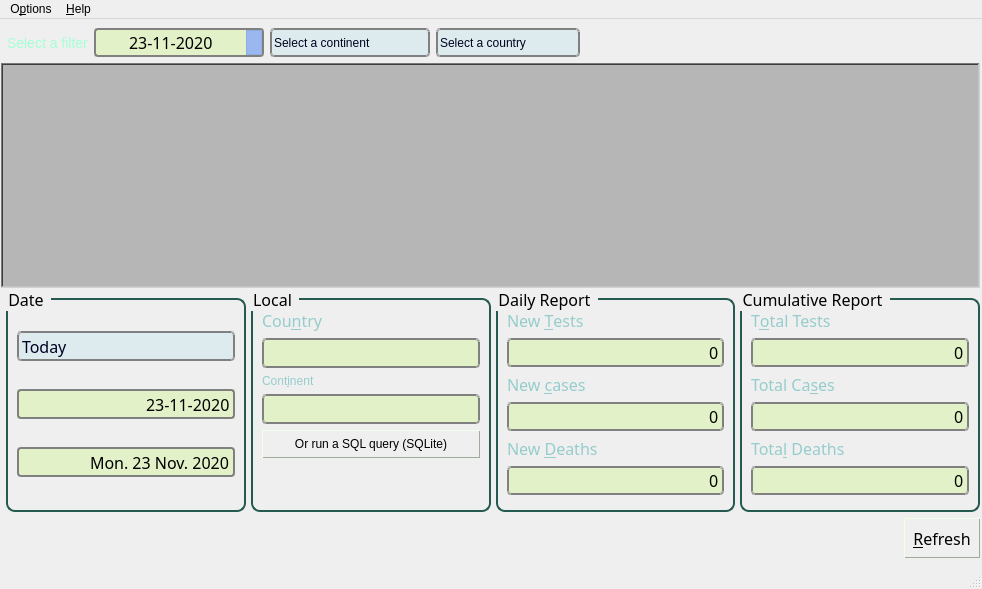
faouziMohamed/covid-data, file assets/mainwindow.ui: the form before one commit.
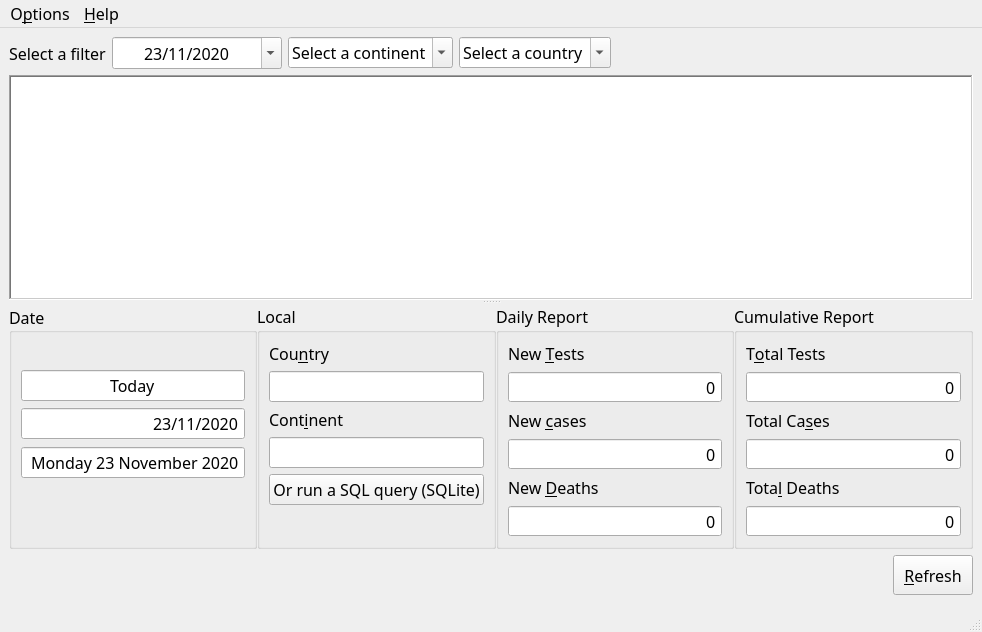
The form after the commit. Icons and pictures are not drawn.

Commit message: Update button day_edit

Patch:
```diff
--- a/assets/mainwindow.ui
+++ b/assets/mainwindow.ui
@@ -77,8 +77,6 @@
             stop: 0.5 #FFFFFF);
 }
 
-
-
 QComboBox {
     combobox-popup: 0;
     color: rgb(0, 2, 33);
@@ -87,7 +85,7 @@
 
 QComboBox QAbstractItemView {
     border: 1px solid rgb(147, 149, 148);
-    border-radius: 0 5px;
+    border-radius: 0px 5px;
     color: rgb(0, 17, 17);
     background-color:rgb(221, 235, 239);
     selection-color: rgb(0, 0, 80);
@@ -110,9 +108,15 @@
     background-color:  rgb(226, 241, 199);
 }
 
-QDateEdit{
-	border:2px solid gray;
-	border-radius:4px;
+QLineEdit#day_edit {
+	border:2px solid #404040;
+	height:25px;
+	color:black;
+	padding-left:2px;
+	background: qlineargradient(x1:0, y1:0.01,x2:0.6,y2:1.1,
+	                                stop: 0 #808080,
+	                                stop: 0.5 #a0a0c0,
+	                                stop: 1 #a0a0a0);
 }
 
 QComboBox::drop-down,
@@ -138,7 +142,6 @@
 	image: url(&quot;assets/icons/header_arrow_up.svg&quot;);
 	width: 10px;
 }
-
 QComboBox::down-arrow:on,
 QDateEdit::down-arrow:on {
     top: 1px;
@@ -232,7 +235,7 @@
             stop: 0 #6b9be8,
             stop: 1 #577fbf);
 }
-</string>
+*/</string>
   </property>
   <property name="documentMode">
    <bool>true</bool>
@@ -251,19 +254,10 @@
   </property>
   <widget class="QWidget" name="centralwidget">
    <layout class="QVBoxLayout" name="verticalLayout_3">
-    <property name="leftMargin">
-     <number>1</number>
-    </property>
-    <property name="rightMargin">
-     <number>2</number>
-    </property>
     <item>
      <layout class="QVBoxLayout" name="verticalLayout">
       <item>
        <layout class="QHBoxLayout" name="horizontalLayout_2">
-        <property name="leftMargin">
-         <number>6</number>
-        </property>
         <item>
          <widget class="QLabel" name="filter_label">
           <property name="text">
@@ -303,9 +297,6 @@
           <property name="autoFillBackground">
            <bool>true</bool>
           </property>
-          <property name="styleSheet">
-           <string notr="true"/>
-          </property>
           <property name="inputMethodHints">
            <set>Qt::ImhNone</set>
           </property>
@@ -364,7 +355,7 @@
            <enum>QDateTimeEdit::DaySection</enum>
           </property>
           <property name="displayFormat">
-           <string>dd-MM-yyyy</string>
+           <string>dd/MM/yyyy</string>
           </property>
           <property name="calendarPopup">
            <bool>true</bool>
@@ -494,30 +485,9 @@
       </item>
       <item>
        <widget class="QSplitter" name="splitter">
-        <property name="layoutDirection">
-         <enum>Qt::LeftToRight</enum>
-        </property>
-        <property name="frameShape">
-         <enum>QFrame::NoFrame</enum>
-        </property>
-        <property name="frameShadow">
-         <enum>QFrame::Plain</enum>
-        </property>
-        <property name="lineWidth">
-         <number>0</number>
-        </property>
         <property name="orientation">
          <enum>Qt::Vertical</enum>
         </property>
-        <property name="opaqueResize">
-         <bool>true</bool>
-        </property>
-        <property name="handleWidth">
-         <number>0</number>
-        </property>
-        <property name="childrenCollapsible">
-         <bool>true</bool>
-        </property>
         <widget class="QTreeView" name="treeView">
          <property name="sizePolicy">
           <sizepolicy hsizetype="Expanding" vsizetype="Expanding">
@@ -605,21 +575,9 @@
             <property name="checkable">
              <bool>false</bool>
             </property>
-            <layout class="QVBoxLayout" name="verticalLayout_4">
-             <item>
-              <widget class="QComboBox" name="date_box">
-               <property name="minimumSize">
-                <size>
-                 <width>0</width>
-                 <height>30</height>
-                </size>
-               </property>
-               <property name="maximumSize">
-                <size>
-                 <width>16777215</width>
-                 <height>16777215</height>
-                </size>
-               </property>
+            <layout class="QFormLayout" name="formLayout_4">
+             <item row="0" column="0">
+              <widget class="QLabel" name="countryLabel_2">
                <property name="font">
                 <font>
                  <family>ubuntu,Serif,arial</family>
@@ -629,35 +587,23 @@
                  <bold>false</bold>
                 </font>
                </property>
-               <property name="sizeAdjustPolicy">
-                <enum>QComboBox::AdjustToContents</enum>
+               <property name="text">
+                <string/>
                </property>
-               <item>
-                <property name="text">
-                 <string>Today</string>
-                </property>
-               </item>
-               <item>
-                <property name="text">
-                 <string>Yesterday</string>
-                </property>
-               </item>
-               <item>
-                <property name="text">
-                 <string>An other day</string>
-                </property>
-               </item>
+               <property name="buddy">
+                <cstring>country_edit</cstring>
+               </property>
               </widget>
              </item>
-             <item>
-              <widget class="QDateEdit" name="dateEdit_2">
+             <item row="2" column="0" colspan="2">
+              <widget class="QDateEdit" name="dateEdit_ro">
                <property name="enabled">
                 <bool>true</bool>
                </property>
                <property name="minimumSize">
                 <size>
-                 <width>170</width>
-                 <height>30</height>
+                 <width>0</width>
+                 <height>33</height>
                 </size>
                </property>
                <property name="maximumSize">
@@ -739,7 +685,7 @@
                 <enum>QDateTimeEdit::DaySection</enum>
                </property>
                <property name="displayFormat">
-                <string>dd-MM-yyyy</string>
+                <string>dd/MM/yyyy</string>
                </property>
                <property name="calendarPopup">
                 <bool>false</bool>
@@ -756,15 +702,15 @@
                </property>
               </widget>
              </item>
-             <item>
+             <item row="3" column="0" colspan="2">
               <widget class="QDateEdit" name="dateEdit_text">
                <property name="enabled">
                 <bool>true</bool>
                </property>
                <property name="minimumSize">
                 <size>
-                 <width>170</width>
-                 <height>30</height>
+                 <width>0</width>
+                 <height>33</height>
                 </size>
                </property>
                <property name="maximumSize">
@@ -812,7 +758,7 @@
                 </date>
                </property>
                <property name="displayFormat">
-                <string>ddd. dd MMM. yyyy</string>
+                <string>dddd dd MMMM yyyy</string>
                </property>
                <property name="timeSpec">
                 <enum>Qt::LocalTime</enum>
@@ -826,6 +772,34 @@
                </property>
               </widget>
              </item>
+             <item row="1" column="0" colspan="2">
+              <widget class="QLineEdit" name="day_edit">
+               <property name="sizePolicy">
+                <sizepolicy hsizetype="Minimum" vsizetype="Fixed">
+                 <horstretch>0</horstretch>
+                 <verstretch>0</verstretch>
+                </sizepolicy>
+               </property>
+               <property name="minimumSize">
+                <size>
+                 <width>0</width>
+                 <height>30</height>
+                </size>
+               </property>
+               <property name="styleSheet">
+                <string notr="true"/>
+               </property>
+               <property name="text">
+                <string>Today</string>
+               </property>
+               <property name="alignment">
+                <set>Qt::AlignCenter</set>
+               </property>
+               <property name="readOnly">
+                <bool>true</bool>
+               </property>
+              </widget>
+             </item>
             </layout>
            </widget>
           </item>
```
Left out of the diff: 32 changed lines with no effect on the pictures.
